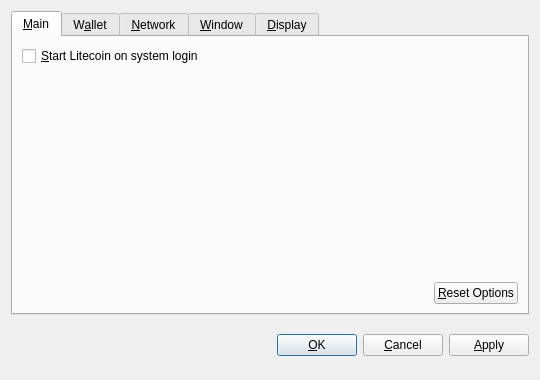
This is src/qt/forms/optionsdialog.ui in zvcoin/zcoin-project as Qt 5 draws it before an edit. The edited form follows.
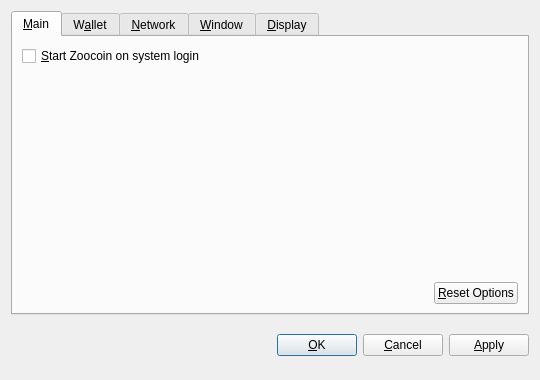
This is the edited form. Custom widgets are drawn as their Qt base class.

```diff
--- a/src/qt/forms/optionsdialog.ui
+++ b/src/qt/forms/optionsdialog.ui
@@ -36,7 +36,7 @@
           <string>Automatically start Litecoin after logging in to the system.</string>
          </property>
          <property name="text">
-          <string>&amp;Start Litecoin on system login</string>
+          <string>&amp;Start Zoocoin on system login</string>
          </property>
         </widget>
        </item>
```
Left out of the diff: 10 changed lines with no effect on the pictures.
